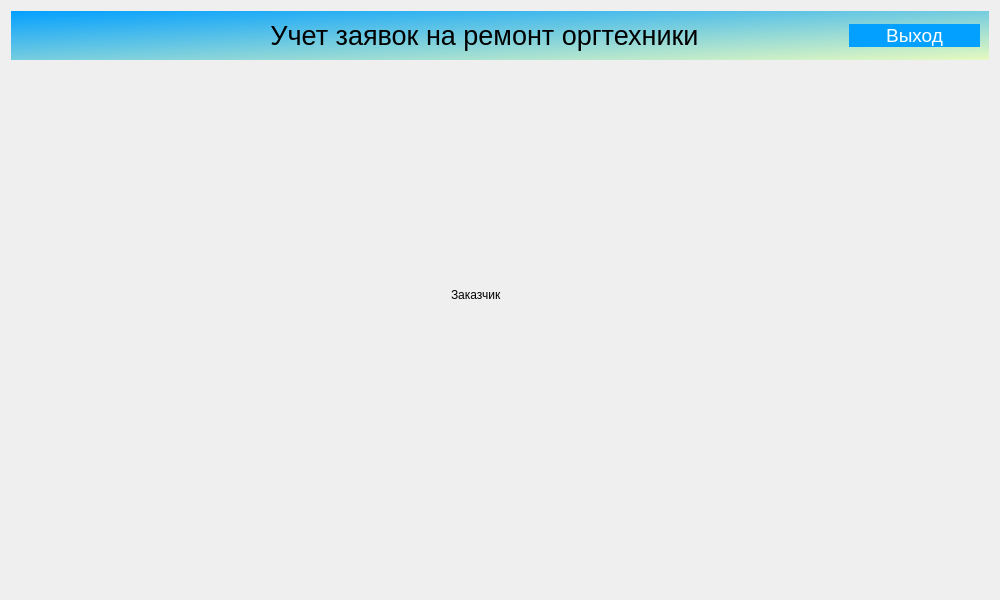
Julia-Zhirnova/StepicDemo, file views/welcomescreen.ui: the form before one commit.
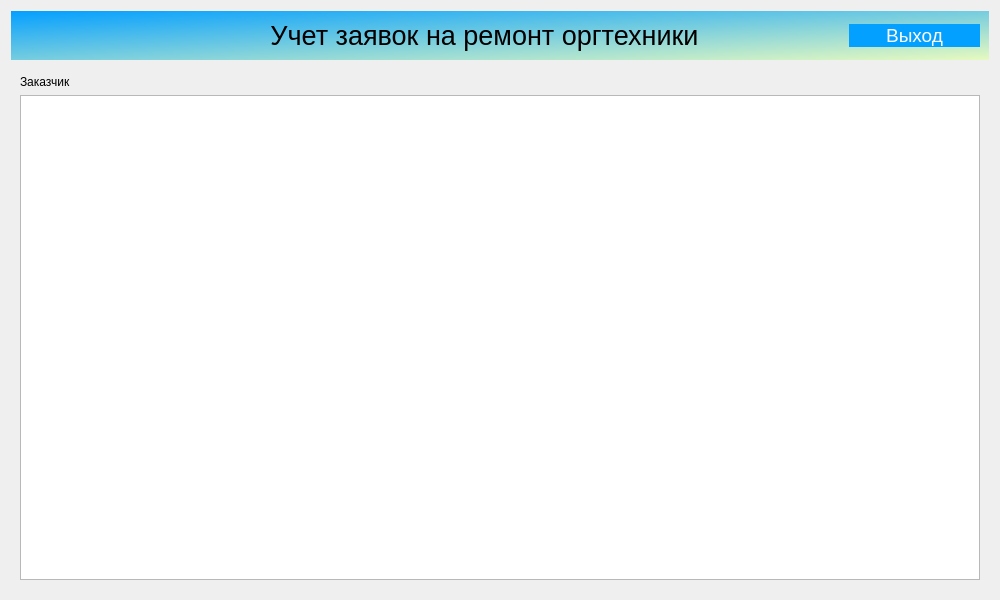
The form after the commit. The open tabs and pages were chosen to show the change. Icons and pictures are not drawn.

```diff
--- a/views/welcomescreen.ui
+++ b/views/welcomescreen.ui
@@ -187,19 +187,18 @@
       </layout>
      </widget>
      <widget class="QWidget" name="Zakazchik">
+      <layout class="QGridLayout" name="gridLayout_6">
+       <item row="0" column="0">
       <widget class="QLabel" name="label_6">
-       <property name="geometry">
-        <rect>
-         <x>440</x>
-         <y>220</y>
-         <width>66</width>
-         <height>18</height>
-        </rect>
-       </property>
        <property name="text">
         <string>Заказчик</string>
        </property>
       </widget>
+       </item>
+       <item row="1" column="0">
+        <widget class="QTableWidget" name="tableZakazchikaZayavki"/>
+       </item>
+      </layout>
      </widget>
      <widget class="QWidget" name="Master">
       <layout class="QGridLayout" name="gridLayout_5">
```
Left out of the diff: 2 changed lines with no effect on the pictures. Lines whose indentation alone changed are shown as unchanged.
